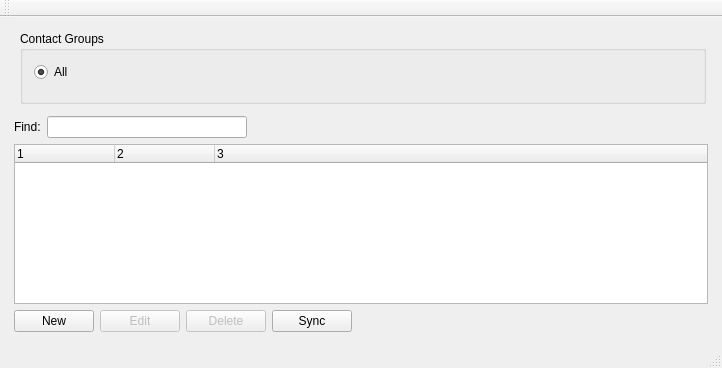
This is src/MainApp/MainWindow.ui in petrytar/GoogleContacts as Qt 5 draws it before an edit. The edited form follows.
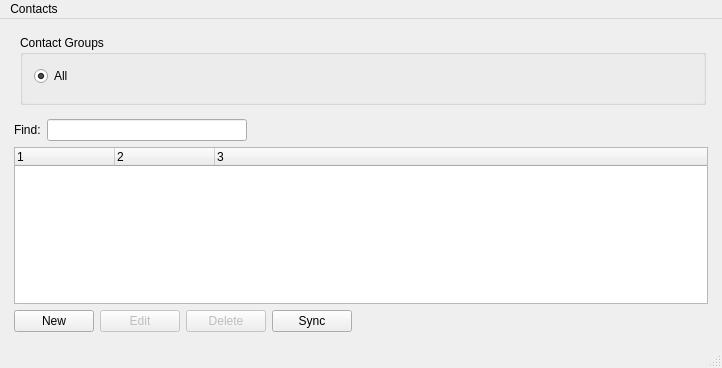
This is the edited form. Icons and pictures are not drawn.

Commit message: Added shortcuts for different operations + options dialog to edit them + menu in the main window.

```diff
--- a/src/MainApp/MainWindow.ui
+++ b/src/MainApp/MainWindow.ui
@@ -26,7 +26,7 @@
         <number>9</number>
        </property>
        <property name="topMargin">
-        <number>3</number>
+        <number>5</number>
        </property>
        <property name="rightMargin">
         <number>5</number>
@@ -76,7 +76,7 @@
         <number>3</number>
        </property>
        <property name="topMargin">
-        <number>3</number>
+        <number>5</number>
        </property>
        <property name="rightMargin">
         <number>3</number>
@@ -205,14 +205,21 @@
      <height>21</height>
     </rect>
    </property>
-  </widget>
-  <widget class="QToolBar" name="mainToolBar">
-   <attribute name="toolBarArea">
-    <enum>TopToolBarArea</enum>
-   </attribute>
-   <attribute name="toolBarBreak">
-    <bool>false</bool>
-   </attribute>
+   <widget class="QMenu" name="menuContacts">
+    <property name="title">
+     <string>Contacts</string>
+    </property>
+    <addaction name="actionNewContact"/>
+    <addaction name="actionEditContact"/>
+    <addaction name="actionDeleteContact"/>
+    <addaction name="separator"/>
+    <addaction name="actionSynchronize"/>
+    <addaction name="separator"/>
+    <addaction name="actionOptions"/>
+    <addaction name="separator"/>
+    <addaction name="actionExit"/>
+   </widget>
+   <addaction name="menuContacts"/>
   </widget>
   <widget class="QStatusBar" name="statusBar"/>
  </widget>
```
Left out of the diff: 39 changed lines with no effect on the pictures. The commit also changes 10 other files.
